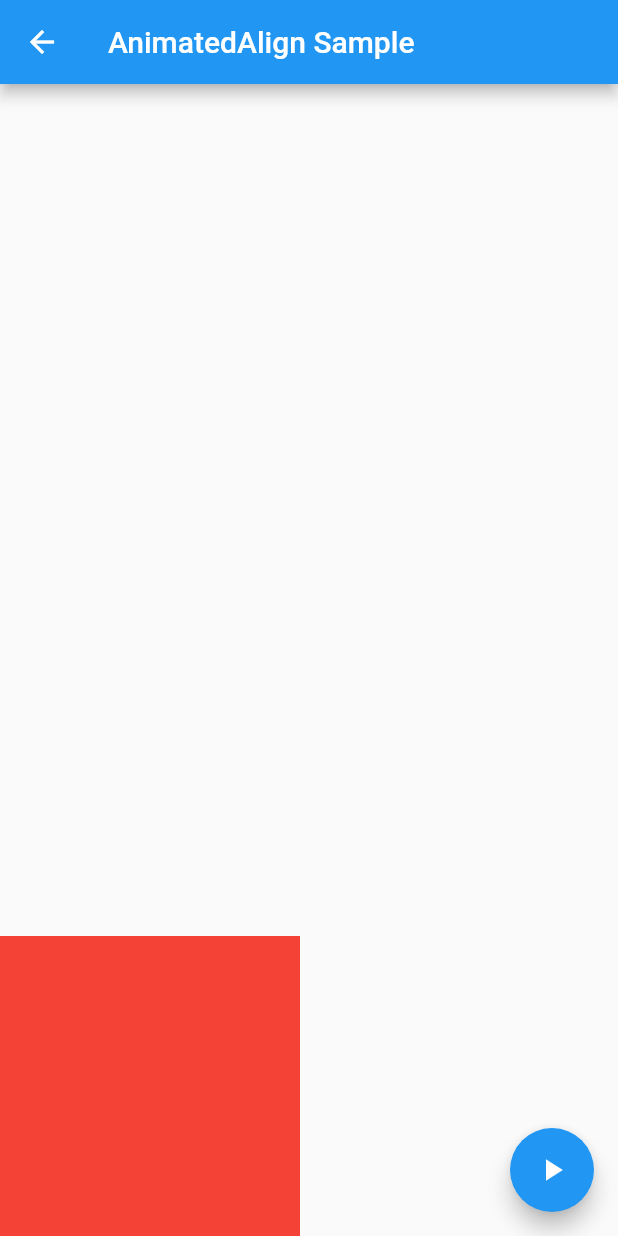
After one commit to tsuruken0802/Flutter-Implicit-Animations-Sample, a Flutter app: the AnimatedAlignScreen screen opened directly, after a tap on the "play arrow" icon, on a phone screen of 412 x 824 dp. The commit adds this screen. Run offline on Flutter 3.47's test engine with Material 2 defaults, Android fonts, the phone set to English and light mode, and no system bars.

Commit message:
create AnimatedAlign sample

```diff
--- a/lib/main.dart
+++ b/lib/main.dart
@@ -1,4 +1,5 @@
 import 'package:flutter/material.dart';
+import 'package:implicit_animations_sample/screens/animated_align_screen.dart';
 import 'package:implicit_animations_sample/screens/animated_container_screen.dart';
 
 void main() {
@@ -26,6 +27,11 @@ class AnimationSampleList extends StatelessWidget {
           itemName: 'AnimatedContainer',
           onPressItem: () {
             this._navigator(context, AnimatedContainerScreen());
+          }),
+      AnimationSampleListItem(
+          itemName: 'AnimatedAlign',
+          onPressItem: () {
+            this._navigator(context, AnimatedAlignScreen());
           }),
     ];
   }
--- /dev/null
+++ b/lib/screens/animated_align_screen.dart
@@ -0,0 +1,40 @@
+import 'dart:math';
+
+import 'package:flutter/cupertino.dart';
+import 'package:flutter/material.dart';
+
+class AnimatedAlignScreen extends StatefulWidget {
+  @override
+  _AnimatedAlignScreenState createState() => _AnimatedAlignScreenState();
+}
+
+class _AnimatedAlignScreenState extends State<AnimatedAlignScreen> {
+  Alignment _alignment = Alignment.center;
+
+  @override
+  Widget build(BuildContext context) {
+    return Scaffold(
+      appBar: AppBar(
+        title: Text('AnimatedAlign Sample'),
+      ),
+      body: Center(
+          child: AnimatedAlign(
+        alignment: this._alignment,
+        duration: Duration(seconds: 1),
+        child: Container(color: Colors.red, width: 200, height: 200),
+      )),
+      floatingActionButton: FloatingActionButton(
+        child: Icon(Icons.play_arrow),
+        onPressed: () {
+          setState(() {
+            if (this._alignment == Alignment.center) {
+              this._alignment = Alignment.bottomLeft;
+            } else {
+              this._alignment = Alignment.center;
+            }
+          });
+        },
+      ),
+    );
+  }
+}
```
